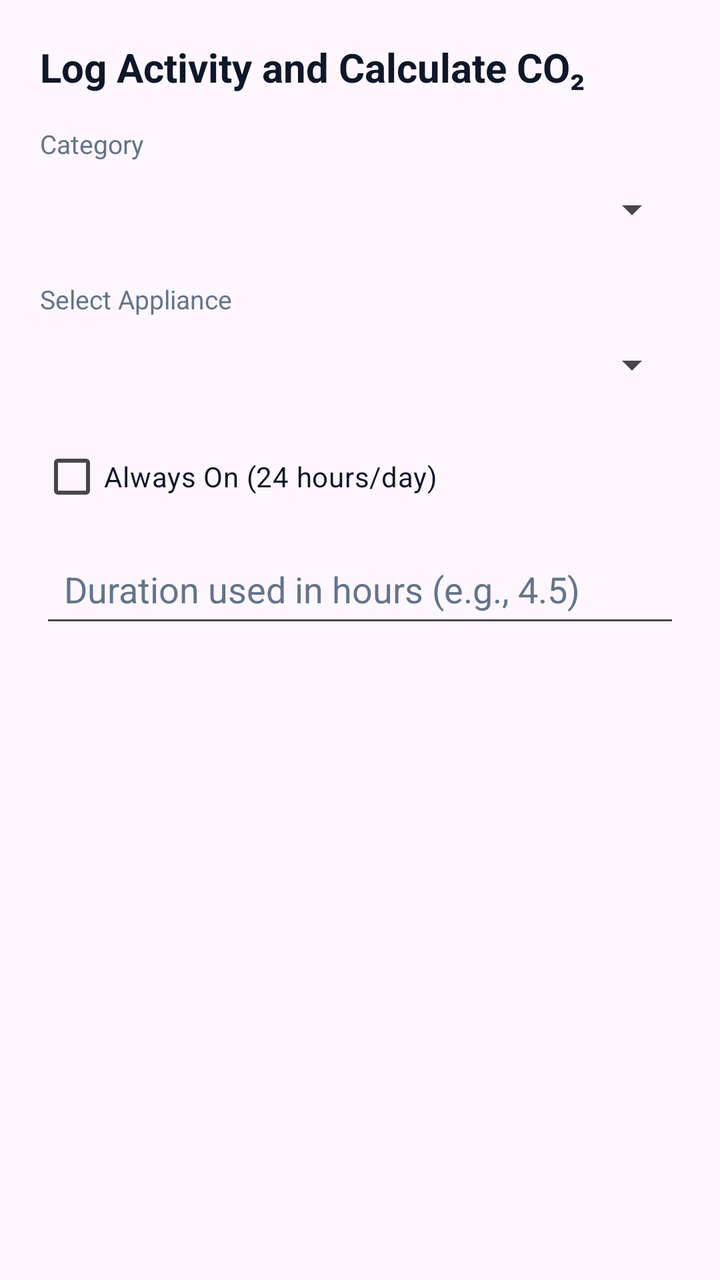
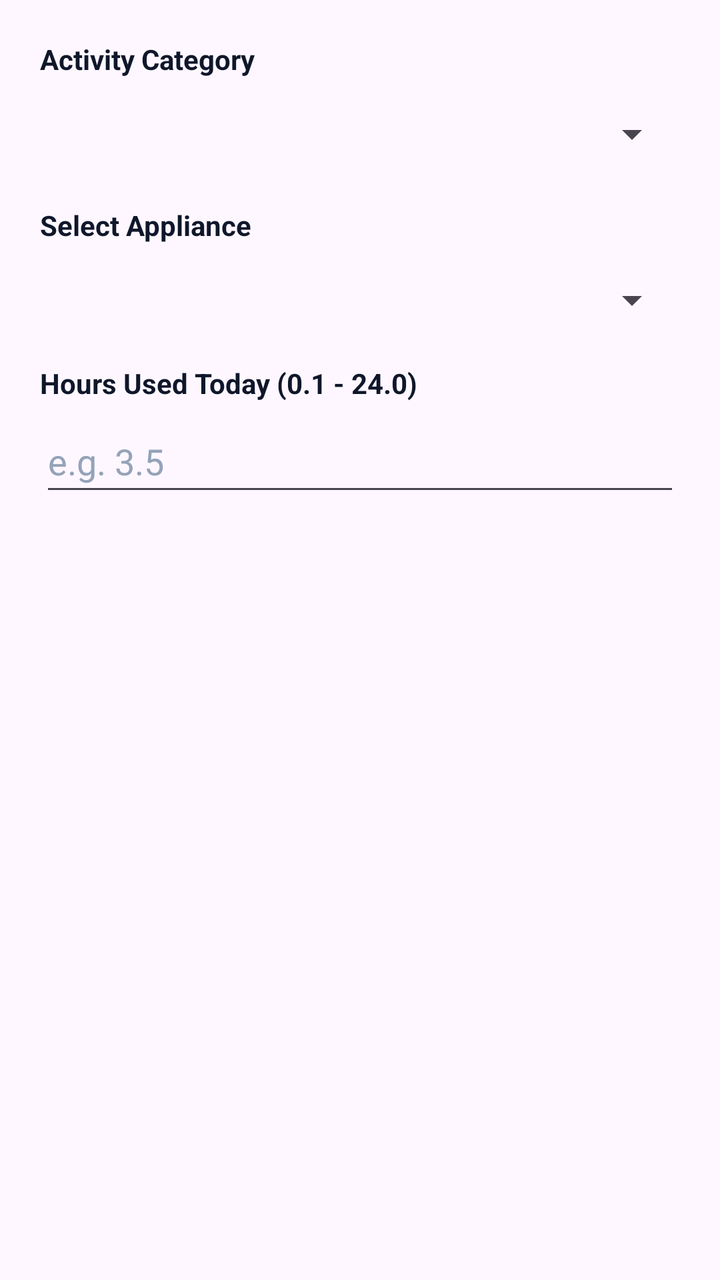

Screens rendered from an Android XML layout before and after an edit, with the pre-edit source and the edit as a unified diff.
<!-- AndroidManifest.xml: application theme Theme.CarbonWise -->
<!-- res/layout/activity_dialog_add_log.xml -->
<?xml version="1.0" encoding="utf-8"?>
<ScrollView
    xmlns:android="http://schemas.android.com/apk/res/android"
    xmlns:tools="http://schemas.android.com/tools"
    android:layout_width="match_parent"
    android:layout_height="wrap_content">

    <LinearLayout
        android:layout_width="match_parent"
        android:layout_height="wrap_content"
        android:orientation="vertical"
        android:padding="20dp">

        <TextView
            android:layout_width="wrap_content"
            android:layout_height="wrap_content"
            android:text="Log Activity and Calculate CO₂"
            android:textColor="#0F172A"
            android:textSize="20sp"
            android:textStyle="bold"
            tools:ignore="HardcodedText" />

        
        <TextView
            android:layout_width="wrap_content"
            android:layout_height="wrap_content"
            android:layout_marginTop="16dp"
            android:text="Category"
            android:textColor="#64748B"
            android:textSize="13sp"
            tools:ignore="HardcodedText" />

        <Spinner
            android:id="@+id/spCategory"
            android:layout_width="match_parent"
            android:layout_height="wrap_content"
            android:minHeight="48dp" />

        
        <LinearLayout
            android:id="@+id/layoutElectricity"
            android:layout_width="match_parent"
            android:layout_height="wrap_content"
            android:orientation="vertical"
            android:visibility="visible">

            <TextView
                android:layout_width="wrap_content"
                android:layout_height="wrap_content"
                android:layout_marginTop="12dp"
                android:text="Select Appliance"
                android:textColor="#64748B"
                android:textSize="13sp"
                tools:ignore="HardcodedText" />

            <Spinner
                android:id="@+id/spAppliance"
                android:layout_width="match_parent"
                android:layout_height="wrap_content"
                android:minHeight="48dp" />

            <CheckBox
                android:id="@+id/cbAlwaysOn"
                android:layout_width="wrap_content"
                android:layout_height="wrap_content"
                android:layout_marginTop="8dp"
                android:minHeight="48dp"
                android:text="Always On (24 hours/day)"
                android:textColor="#0F172A"
                tools:ignore="HardcodedText" />

            <EditText
                android:id="@+id/etHoursUsed"
                android:layout_width="match_parent"
                android:layout_height="wrap_content"
                android:layout_marginTop="8dp"
                android:minHeight="48dp"
                android:padding="12dp"
                android:hint="Duration used in hours (e.g., 4.5)"
                android:textColor="#0F172A"
                android:textColorHint="#64748B"
                android:inputType="numberDecimal"
                android:importantForAutofill="no"
                tools:ignore="HardcodedText" />
        </LinearLayout>

        
        <LinearLayout
            android:id="@+id/layoutTransport"
            android:layout_width="match_parent"
            android:layout_height="wrap_content"
            android:orientation="vertical"
            android:visibility="gone">

            <TextView
                android:layout_width="wrap_content"
                android:layout_height="wrap_content"
                android:layout_marginTop="12dp"
                android:text="Transport Mode"
                android:textColor="#64748B"
                android:textSize="13sp"
                tools:ignore="HardcodedText" />

            <Spinner
                android:id="@+id/spTransportMode"
                android:layout_width="match_parent"
                android:layout_height="wrap_content"
                android:minHeight="48dp" />

            <EditText
                android:id="@+id/etDistance"
                android:layout_width="match_parent"
                android:layout_height="wrap_content"
                android:layout_marginTop="8dp"
                android:minHeight="48dp"
                android:padding="12dp"
                android:hint="Distance traveled in km (e.g., 12.0)"
                android:textColor="#0F172A"
                android:textColorHint="#64748B"
                android:inputType="numberDecimal"
                android:importantForAutofill="no"
                tools:ignore="HardcodedText" />
        </LinearLayout>

        
        <LinearLayout
            android:id="@+id/layoutMeals"
            android:layout_width="match_parent"
            android:layout_height="wrap_content"
            android:orientation="vertical"
            android:visibility="gone">

            <TextView
                android:layout_width="wrap_content"
                android:layout_height="wrap_content"
                android:layout_marginTop="12dp"
                android:text="Diet / Meal Type"
                android:textColor="#64748B"
                android:textSize="13sp"
                tools:ignore="HardcodedText" />

            <Spinner
                android:id="@+id/spMealType"
                android:layout_width="match_parent"
                android:layout_height="wrap_content"
                android:minHeight="48dp" />

            <EditText
                android:id="@+id/etMealCount"
                android:layout_width="match_parent"
                android:layout_height="wrap_content"
                android:layout_marginTop="8dp"
                android:minHeight="48dp"
                android:padding="12dp"
                android:hint="Number of meals (e.g., 1)"
                android:text="1"
                android:textColor="#0F172A"
                android:textColorHint="#64748B"
                android:inputType="number"
                android:importantForAutofill="no"
                tools:ignore="HardcodedText" />
        </LinearLayout>

    </LinearLayout>
</ScrollView>
<!-- resources referenced by this layout -->
<resources>
  <style name="Theme.CarbonWise" parent="Base.Theme.CarbonWise" />
  <style name="Base.Theme.CarbonWise" parent="Theme.Material3.DayNight.NoActionBar">
          
          <item name="colorPrimary">@color/primary_blue</item>
          <item name="colorOnPrimary">@color/white</item>
          <item name="colorPrimaryVariant">@color/primary_dark_blue</item>
          <item name="colorSecondary">@color/blue_accent</item>
  
          
          <item name="android:statusBarColor">@color/primary_dark_blue</item>
          <item name="android:windowLightStatusBar">false</item>
      </style>
  <color name="primary_blue">#1976D2</color>
  <color name="white">#FFFFFF</color>
  <color name="primary_dark_blue">#0D47A1</color>
  <color name="blue_accent">#0288D1</color>
</resources>

<!-- the commit's change to res/layout/activity_dialog_add_log.xml (unified diff, before → after) -->
@@ -1,87 +1,70 @@
 <?xml version="1.0" encoding="utf-8"?>
-<ScrollView
-    xmlns:android="http://schemas.android.com/apk/res/android"
-    xmlns:tools="http://schemas.android.com/tools"
+<ScrollView xmlns:android="http://schemas.android.com/apk/res/android"
     android:layout_width="match_parent"
-    android:layout_height="wrap_content">
+    android:layout_height="wrap_content"
+    android:padding="20dp">
 
     <LinearLayout
         android:layout_width="match_parent"
         android:layout_height="wrap_content"
-        android:orientation="vertical"
-        android:padding="20dp">
+        android:orientation="vertical">
 
         <TextView
             android:layout_width="wrap_content"
             android:layout_height="wrap_content"
-            android:text="Log Activity and Calculate CO₂"
+            android:text="Activity Category"
             android:textColor="#0F172A"
-            android:textSize="20sp"
-            android:textStyle="bold"
-            tools:ignore="HardcodedText" />
-
-        
-        <TextView
-            android:layout_width="wrap_content"
-            android:layout_height="wrap_content"
-            android:layout_marginTop="16dp"
-            android:text="Category"
-            android:textColor="#64748B"
-            android:textSize="13sp"
-            tools:ignore="HardcodedText" />
+            android:textSize="14sp"
+            android:textStyle="bold" />
 
         <Spinner
             android:id="@+id/spCategory"
             android:layout_width="match_parent"
-            android:layout_height="wrap_content"
-            android:minHeight="48dp" />
+            android:layout_height="48dp"
+            android:layout_marginTop="4dp" />
 
         
         <LinearLayout
             android:id="@+id/layoutElectricity"
             android:layout_width="match_parent"
             android:layout_height="wrap_content"
-            android:orientation="vertical"
-            android:visibility="visible">
+            android:layout_marginTop="12dp"
+            android:orientation="vertical">
 
             <TextView
                 android:layout_width="wrap_content"
                 android:layout_height="wrap_content"
-                android:layout_marginTop="12dp"
                 android:text="Select Appliance"
-                android:textColor="#64748B"
-                android:textSize="13sp"
-                tools:ignore="HardcodedText" />
+                android:textColor="#0F172A"
+                android:textSize="14sp"
+                android:textStyle="bold" />
 
             <Spinner
                 android:id="@+id/spAppliance"
                 android:layout_width="match_parent"
-                android:layout_height="wrap_content"
-                android:minHeight="48dp" />
+                android:layout_height="48dp"
+                android:layout_marginTop="4dp" />
 
-            <CheckBox
-                android:id="@+id/cbAlwaysOn"
+            <TextView
+                android:id="@+id/tvHoursUsedLabel"
                 android:layout_width="wrap_content"
                 android:layout_height="wrap_content"
                 android:layout_marginTop="8dp"
-                android:minHeight="48dp"
-                android:text="Always On (24 hours/day)"
+                android:text="Hours Used Today (0.1 - 24.0)"
                 android:textColor="#0F172A"
-                tools:ignore="HardcodedText" />
+                android:textSize="14sp"
+                android:textStyle="bold" />
 
             <EditText
                 android:id="@+id/etHoursUsed"
                 android:layout_width="match_parent"
                 android:layout_height="wrap_content"
-                android:layout_marginTop="8dp"
+                android:layout_marginTop="4dp"
+                android:hint="e.g. 3.5"
+                android:inputType="numberDecimal"
                 android:minHeight="48dp"
-                android:padding="12dp"
-                android:hint="Duration used in hours (e.g., 4.5)"
                 android:textColor="#0F172A"
-                android:textColorHint="#64748B"
-                android:inputType="numberDecimal"
-                android:importantForAutofill="no"
-                tools:ignore="HardcodedText" />
+                android:textColorHint="#94A3B8" />
         </LinearLayout>
 
         
@@ -89,37 +72,43 @@
             android:id="@+id/layoutTransport"
             android:layout_width="match_parent"
             android:layout_height="wrap_content"
+            android:layout_marginTop="12dp"
             android:orientation="vertical"
             android:visibility="gone">
 
             <TextView
                 android:layout_width="wrap_content"
                 android:layout_height="wrap_content"
-                android:layout_marginTop="12dp"
                 android:text="Transport Mode"
-                android:textColor="#64748B"
-                android:textSize="13sp"
-                tools:ignore="HardcodedText" />
+                android:textColor="#0F172A"
+                android:textSize="14sp"
+                android:textStyle="bold" />
 
             <Spinner
                 android:id="@+id/spTransportMode"
                 android:layout_width="match_parent"
+                android:layout_height="48dp"
+                android:layout_marginTop="4dp" />
+
+            <TextView
+                android:layout_width="wrap_content"
                 android:layout_height="wrap_content"
-                android:minHeight="48dp" />
+                android:layout_marginTop="8dp"
+                android:text="Distance Traveled (km)"
+                android:textColor="#0F172A"
+                android:textSize="14sp"
+                android:textStyle="bold" />
 
             <EditText
                 android:id="@+id/etDistance"
                 android:layout_width="match_parent"
                 android:layout_height="wrap_content"
-                android:layout_marginTop="8dp"
+                android:layout_marginTop="4dp"
+                android:hint="e.g. 12.5"
+                android:inputType="numberDecimal"
                 android:minHeight="48dp"
-                android:padding="12dp"
-                android:hint="Distance traveled in km (e.g., 12.0)"
                 android:textColor="#0F172A"
-                android:textColorHint="#64748B"
-                android:inputType="numberDecimal"
-                android:importantForAutofill="no"
-                tools:ignore="HardcodedText" />
+                android:textColorHint="#94A3B8" />
         </LinearLayout>
 
         
@@ -127,38 +116,43 @@
             android:id="@+id/layoutMeals"
             android:layout_width="match_parent"
             android:layout_height="wrap_content"
+            android:layout_marginTop="12dp"
             android:orientation="vertical"
             android:visibility="gone">
 
             <TextView
                 android:layout_width="wrap_content"
                 android:layout_height="wrap_content"
-                android:layout_marginTop="12dp"
-                android:text="Diet / Meal Type"
-                android:textColor="#64748B"
-                android:textSize="13sp"
-                tools:ignore="HardcodedText" />
+                android:text="Meal Type"
+                android:textColor="#0F172A"
+                android:textSize="14sp"
+                android:textStyle="bold" />
 
             <Spinner
                 android:id="@+id/spMealType"
                 android:layout_width="match_parent"
+                android:layout_height="48dp"
+                android:layout_marginTop="4dp" />
+
+            <TextView
+                android:layout_width="wrap_content"
                 android:layout_height="wrap_content"
-                android:minHeight="48dp" />
+                android:layout_marginTop="8dp"
+                android:text="Meal Count"
+                android:textColor="#0F172A"
+                android:textSize="14sp"
+                android:textStyle="bold" />
 
             <EditText
                 android:id="@+id/etMealCount"
                 android:layout_width="match_parent"
                 android:layout_height="wrap_content"
-                android:layout_marginTop="8dp"
+                android:layout_marginTop="4dp"
+                android:hint="e.g. 2"
+                android:inputType="number"
                 android:minHeight="48dp"
-                android:padding="12dp"
-                android:hint="Number of meals (e.g., 1)"
-                android:text="1"
                 android:textColor="#0F172A"
-                android:textColorHint="#64748B"
-                android:inputType="number"
-                android:importantForAutofill="no"
-                tools:ignore="HardcodedText" />
+                android:textColorHint="#94A3B8" />
         </LinearLayout>
 
     </LinearLayout>
